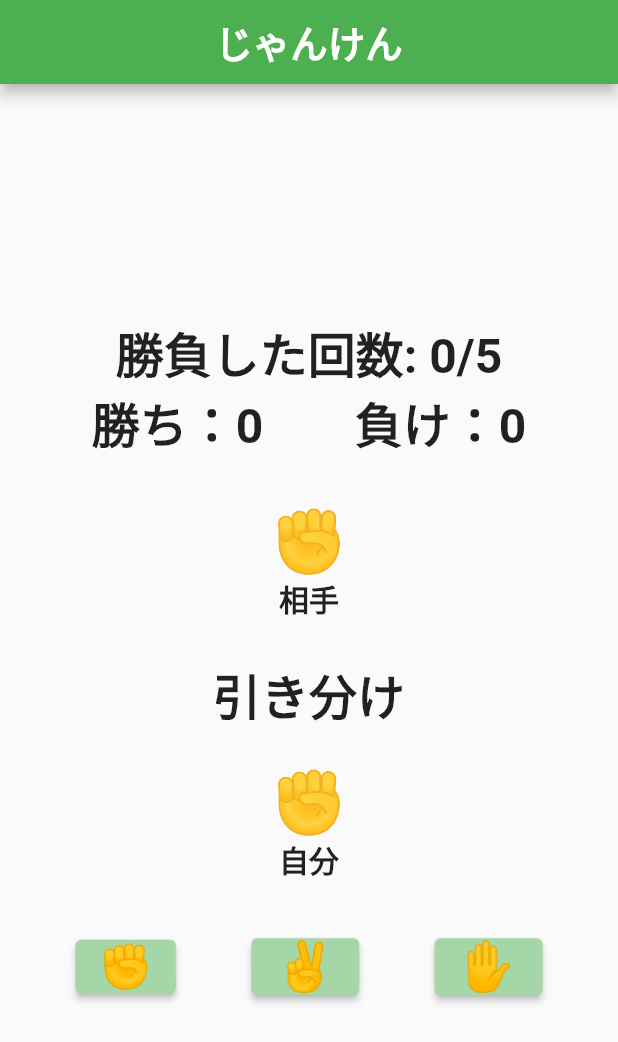
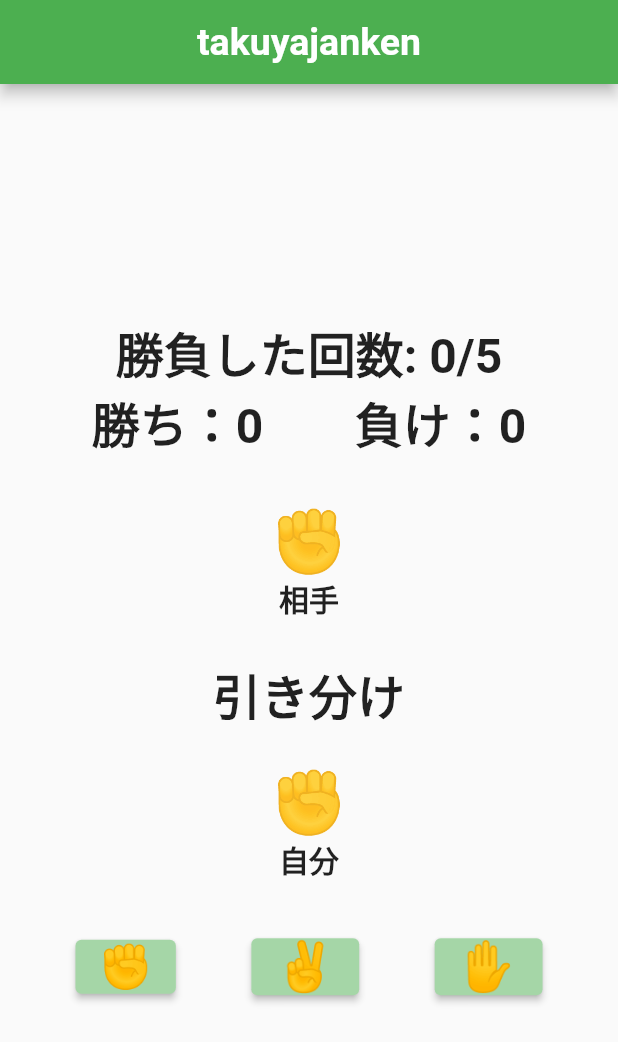
Before and after one commit to takuya4520/janken, a Flutter app: the screen it shows after launch, on a phone screen of 412 x 824 dp. Shown: the top 1042 px of the screen. Run offline on Flutter 3.47's test engine with Material 2 defaults, Android fonts, the phone set to English and light mode, and no system bars.

Commit message:
AppBarテキスト変更

```diff
--- a/lib/main.dart
+++ b/lib/main.dart
@@ -82,7 +82,7 @@ class _jankenPageState extends State<jankenPage> {
         backgroundColor: Colors.green,
         centerTitle: true,
         title: Text(
-          'じゃんけん',
+          'takuyajanken',
           style: TextStyle(fontSize: 25, fontWeight: FontWeight.bold),
         ),
       ),
```
